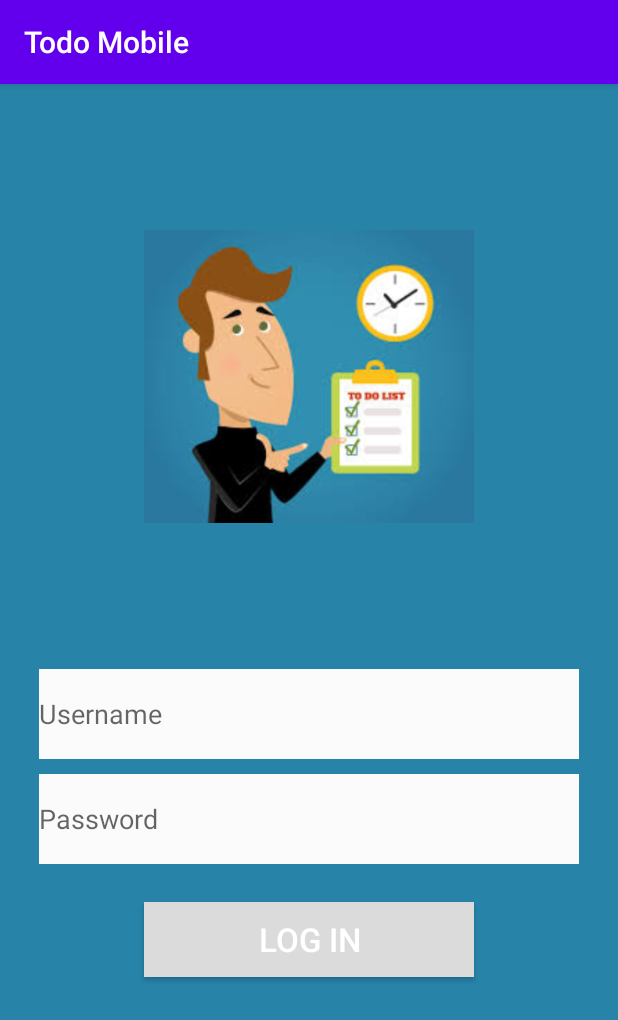
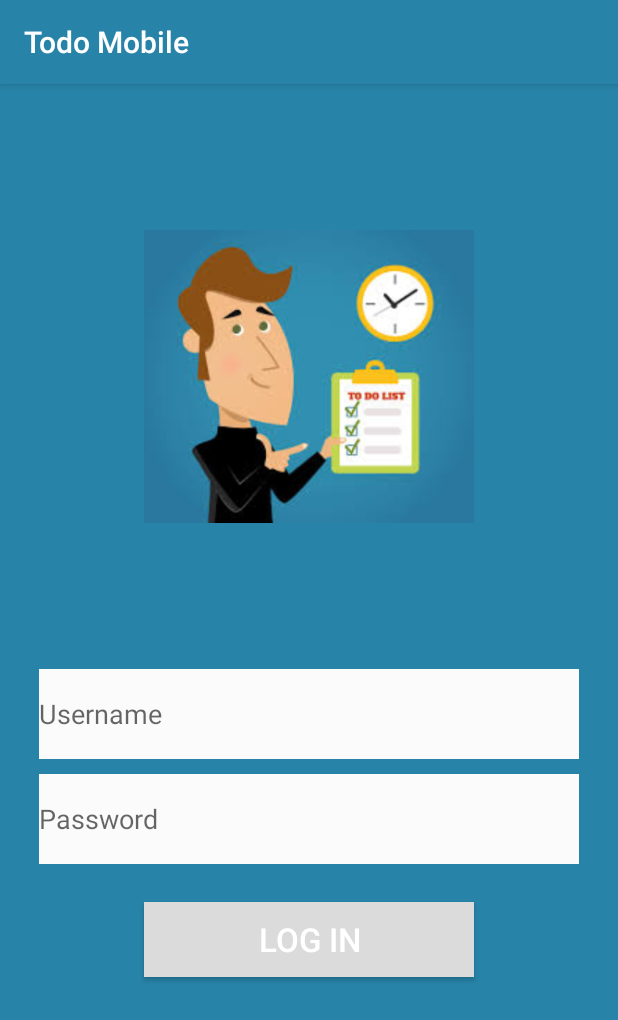
Before and after one commit to HeSingh93/todo-mobileapp, an Android app: the screen it shows after launch (Login), on a phone screen of 412 x 824 dp. Shown: the top 1020 px of the screen. Run offline under Robolectric (Android 15) with nearby library versions, the phone set to English and light mode, and no system bars.

Commit message:
Changed color scheme

```diff
--- a/app/src/main/res/values/colors.xml
+++ b/app/src/main/res/values/colors.xml
@@ -1,6 +1,7 @@
 <?xml version="1.0" encoding="utf-8"?>
 <resources>
-    <color name="colorPrimary">#6200EE</color>
-    <color name="colorPrimaryDark">#3700B3</color>
+    <color name="colorPrimary">#2783A8</color>
+    <color name="colorPrimaryDark">#005679</color>
     <color name="colorAccent">#03DAC5</color>
+    <color name="colorPrimaryLight">#62b3da</color>
 </resources>
```
